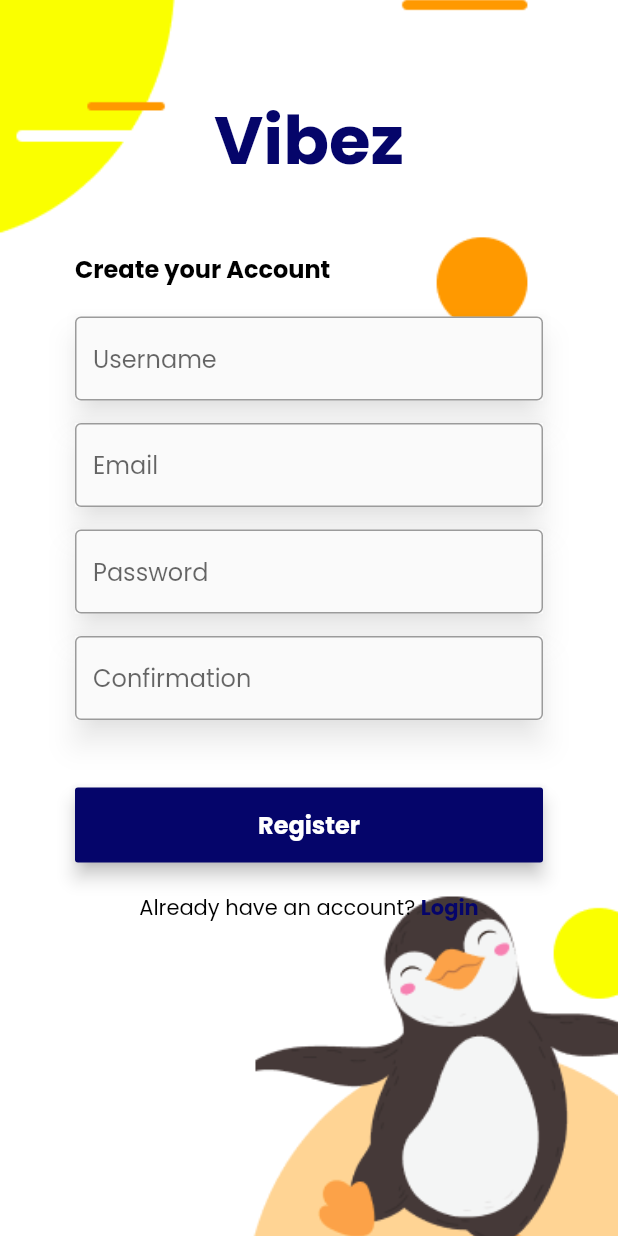
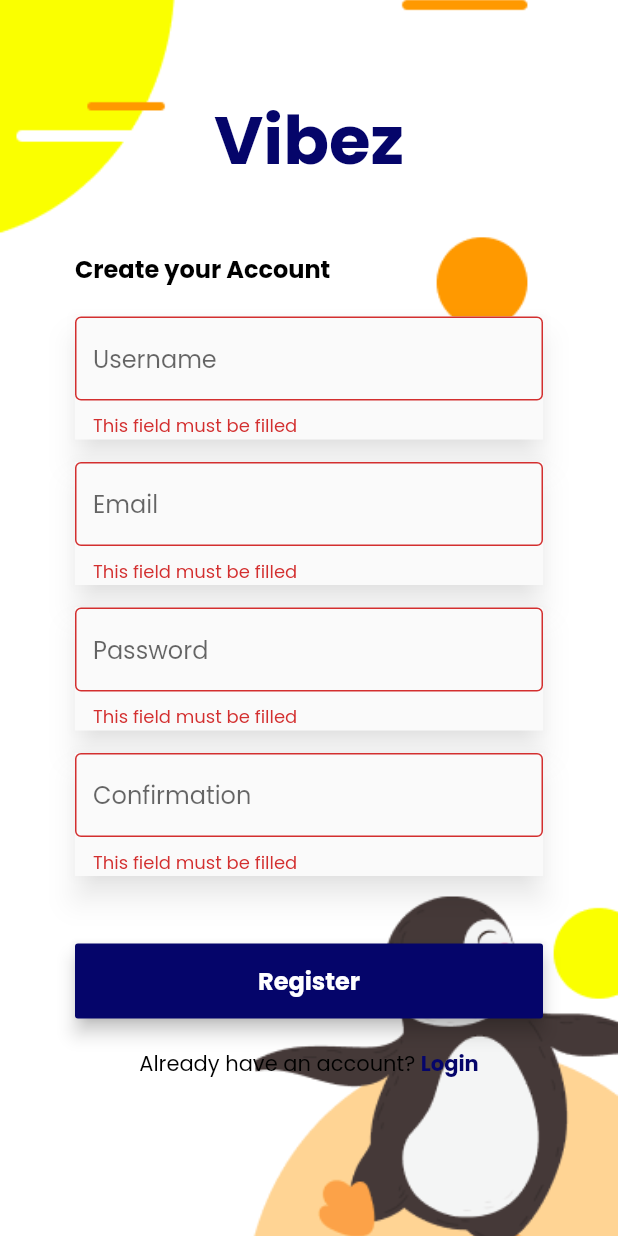
Before and after one commit to MirzaIkhsan/Login_Register_App, a Flutter app: the RegisterPage widget shown alone on an empty page, opened directly, after a tap on "Register", on a phone screen of 412 x 824 dp. Run offline on Flutter 3.47's test engine with Material 2 defaults, Android fonts, the phone set to English and light mode, and no system bars; our stand-ins replace dio, get, google_fonts; accounts and stored records are empty.

Commit message:
Add login and register services

```diff
--- a/lib/controllers/login_controller.dart
+++ b/lib/controllers/login_controller.dart
@@ -1,5 +1,6 @@
 import 'package:flutter/material.dart';
 import 'package:get/get.dart';
+import 'package:login_register_app/services/user_services.dart';
 
 class LoginController extends GetxController {
   static LoginController instance = Get.put(LoginController());
@@ -13,4 +14,24 @@ class LoginController extends GetxController {
 
   set email(String value) => this.emailC.text = value;
   set password(String value) => this.passwordC.text = value;
+
+  @override
+  void onClose() {
+    this.emailC.dispose();
+    this.passwordC.dispose();
+    super.onClose();
+  }
+
+  void onSubmit() async {
+    if (this.key.currentState!.validate()) {
+      this.key.currentState!.save();
+      final response = await UserService.login(email, password);
+
+      if (response.value != null) {
+        //// Todo: Goto the next page
+      } else {
+        //// Todo: Give warn
+      }
+    }
+  }
 }
--- a/lib/controllers/register_controller.dart
+++ b/lib/controllers/register_controller.dart
@@ -1,5 +1,6 @@
 import 'package:flutter/material.dart';
 import 'package:get/get.dart';
+import 'package:login_register_app/services/user_services.dart';
 
 class RegisterController extends GetxController {
   static RegisterController instance = Get.put(RegisterController());
@@ -20,7 +21,34 @@ class RegisterController extends GetxController {
   set password(String value) => this.passwordC.text = value;
   set confirmation(String value) => this.confirmationC.text = value;
 
-  void onSubmit() {
-    this.key.currentState!.save();
+  @override
+  void onClose() {
+    this.usernameC.dispose();
+    this.emailC.dispose();
+    this.passwordC.dispose();
+    this.confirmationC.dispose();
+    super.onClose();
+  }
+
+  String? validateConfirmationPasswd(String? value) {
+    if (value == null || value.isEmpty) {
+      return 'This field must be filled';
+    } else if (value != this.confirmation) {
+      return 'The password isn\'t match';
+    }
+    return null;
+  }
+
+  void onSubmit() async {
+    if (this.key.currentState!.validate()) {
+      this.key.currentState!.save();
+      final response = await UserService.register(username, email, password);
+
+      if (response.value != null) {
+        //// Todo: Goto the next page
+      } else {
+        //// Todo: Give warn
+      }
+    }
   }
 }
--- a/lib/main.dart
+++ b/lib/main.dart
@@ -1,7 +1,8 @@
 import 'package:flutter/material.dart';
 import 'package:get/get.dart';
 import 'package:google_fonts/google_fonts.dart';
-import 'package:login_register_app/pages/login/login_page.dart';
+
+import './pages/login/login_page.dart';
 
 void main() {
   runApp(MyApp());
--- /dev/null
+++ b/lib/models/api_return_value.dart
@@ -0,0 +1,9 @@
+class ApiReturnValue<T> {
+  final T? value;
+  final String? message;
+
+  ApiReturnValue({
+    this.value,
+    this.message,
+  });
+}
--- a/lib/pages/register/register_page.dart
+++ b/lib/pages/register/register_page.dart
@@ -1,8 +1,9 @@
 import 'package:flutter/material.dart';
-import 'package:login_register_app/constants/controllers.dart';
 
 import '../../pages/templates/login_register_template.dart';
 import '../../widgets/outline_text_form_field.dart';
+import '../../constants/controllers.dart';
+import '../../utils/utils.dart';
 
 class RegisterPage extends StatelessWidget {
   const RegisterPage({Key? key}) : super(key: key);
@@ -17,24 +18,31 @@ class RegisterPage extends StatelessWidget {
         OutlineTextFormField(
           hintText: 'Username',
           controller: registerController.usernameC,
-          // onSaved: (value) => registerController.username = value!,
+          onSaved: (value) => registerController.username = value!,
+          validator: validateTextForm,
         ),
         SizedBox(height: 15),
         OutlineTextFormField(
           hintText: 'Email',
           controller: registerController.emailC,
+          onSaved: (value) => registerController.email = value!,
+          validator: validateEmail,
         ),
         SizedBox(height: 15),
         OutlineTextFormField(
           hintText: 'Password',
           isObsecure: true,
           controller: registerController.passwordC,
+          onSaved: (value) => registerController.password = value!,
+          validator: validatePassword,
         ),
         SizedBox(height: 15),
         OutlineTextFormField(
           hintText: 'Confirmation',
           isObsecure: true,
           controller: registerController.confirmationC,
+          onSaved: (value) => registerController.confirmation = value!,
+          validator: registerController.validateConfirmationPasswd,
         ),
       ],
       onSubmit: registerController.onSubmit,
--- /dev/null
+++ b/lib/services/services.dart
@@ -0,0 +1,4 @@
+import 'package:dio/dio.dart';
+
+const BASEURL = 'http://10.0.2.2:8000/api/';
+Dio dio = Dio();
--- /dev/null
+++ b/lib/utils/utils.dart
@@ -0,0 +1,28 @@
+final pattern =
+    r"^[a-zA-Z0-9.a-zA-Z0-9.!#$%&'*+-/=?^_`{|}~]+@[a-zA-Z0-9]+\.[a-zA-Z]+";
+
+String? validateTextForm(String? value) {
+  if (value == null || value.isEmpty) {
+    return 'This field must be filled';
+  }
+  return null;
+}
+
+String? validateEmail(String? value) {
+  if (value == null || value.isEmpty) {
+    return 'This field must be filled';
+  }
+  if (!RegExp(pattern).hasMatch(value)) {
+    return 'Your email is not correct';
+  }
+  return null;
+}
+
+String? validatePassword(String? value) {
+  if (value == null || value.isEmpty) {
+    return 'This field must be filled';
+  } else if (value.length < 8) {
+    return 'Password must atleast 8 character';
+  }
+  return null;
+}
--- a/pubspec.yaml
+++ b/pubspec.yaml
@@ -22,6 +22,7 @@ environment:
 
 dependencies:
   cupertino_icons: ^1.0.2
+  dio: ^4.0.0
   flutter:
     sdk: flutter
   get: ^4.3.8
```
Also changed, not shown: lib/models/user.dart (added, +23 -0 lines), lib/pages/login/login_page.dart (+8 -2 lines), lib/services/user_services.dart (added, +51 -0 lines), pubspec.lock.
